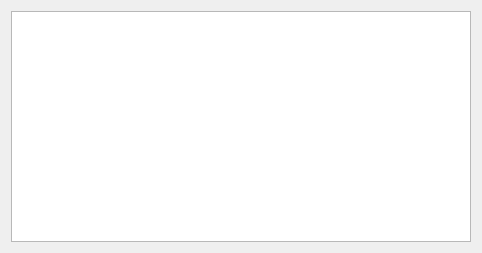
The window that Clients/adminslistform.ui (rust3128/HotlineDesktop) describes before a commit, drawn with Qt 5.
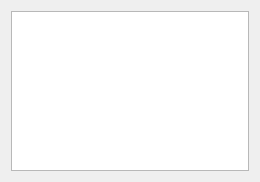
The same window after the commit.

The edit to the form file:
```diff
--- a/Clients/adminslistform.ui
+++ b/Clients/adminslistform.ui
@@ -6,8 +6,8 @@
    <rect>
     <x>0</x>
     <y>0</y>
-    <width>482</width>
-    <height>253</height>
+    <width>260</width>
+    <height>182</height>
    </rect>
   </property>
   <property name="windowTitle">
@@ -15,7 +15,31 @@
   </property>
   <layout class="QGridLayout" name="gridLayout">
    <item row="0" column="0">
-    <widget class="QTreeView" name="treeView"/>
+    <widget class="QTreeView" name="treeView">
+     <property name="font">
+      <font>
+       <pointsize>12</pointsize>
+      </font>
+     </property>
+     <property name="alternatingRowColors">
+      <bool>false</bool>
+     </property>
+     <property name="uniformRowHeights">
+      <bool>true</bool>
+     </property>
+     <property name="animated">
+      <bool>true</bool>
+     </property>
+     <attribute name="headerVisible">
+      <bool>false</bool>
+     </attribute>
+     <attribute name="headerCascadingSectionResizes">
+      <bool>true</bool>
+     </attribute>
+     <attribute name="headerHighlightSections">
+      <bool>true</bool>
+     </attribute>
+    </widget>
    </item>
   </layout>
  </widget>
```
